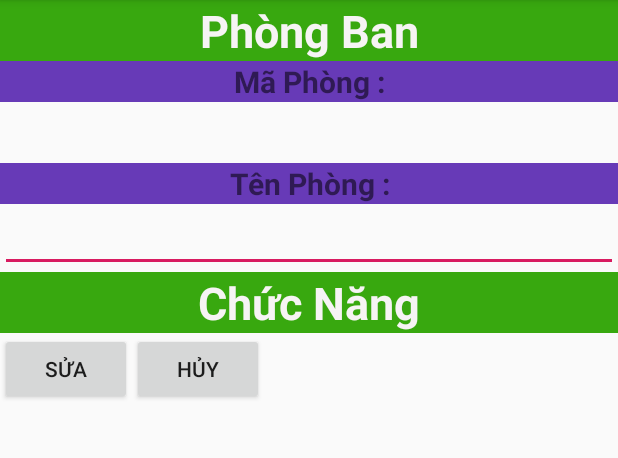
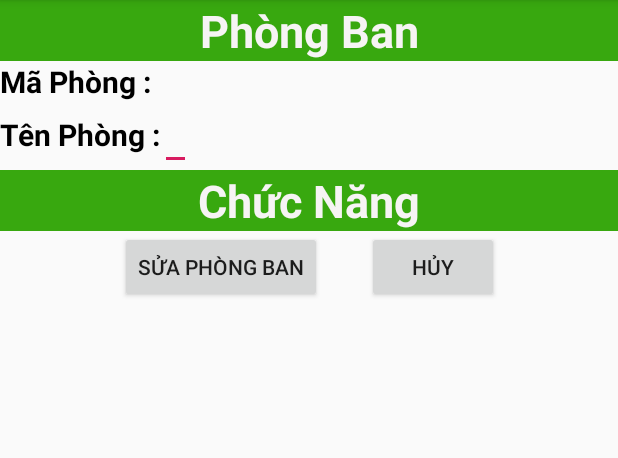
Before and after one commit to Lap-trinh-di-dong-2/QuanLyLuong, an Android app: the EditPhongBan screen opened directly, with no data from a screen before it, on a phone screen of 412 x 824 dp, the part 84-542 px from its top. Run offline under Robolectric (Android 15) with nearby library versions, the phone set to English and light mode, and no system bars; 3 statements that could not run were skipped.

Commit message:
binhan 9

```diff
--- a/app/src/main/java/com/example/quanlyluong/DataBase/DBChamCong.java
+++ b/app/src/main/java/com/example/quanlyluong/DataBase/DBChamCong.java
@@ -60,7 +60,7 @@ public class DBChamCong {
 
     public void xoaChamCong(ChamCong chamCong) {
         SQLiteDatabase db = dbHelper.getWritableDatabase();
-        db.delete("ChamCong", "manv= '" + chamCong.getMaNhanVien() + "'", null);
+        db.delete("ChamCong", "manv= '" + chamCong.getMaNhanVien() + "'"  , null);
         db.close();
     }
 
@@ -88,7 +88,7 @@ public class DBChamCong {
 
     public ArrayList<String> layDSNgayCham() {
         ArrayList<String> data = new ArrayList<>();
-        String sql = "SELECT DISTINCT ngaycham FROM ChamCong ";
+        String sql = "SELECT DISTINCT ngaycham FROM ChamCong";
         SQLiteDatabase db = dbHelper.getReadableDatabase();
         Cursor cursor = db.rawQuery(sql, null);
         try {
--- a/app/src/main/java/com/example/quanlyluong/GiaoDien/GioiThieu.java
+++ b/app/src/main/java/com/example/quanlyluong/GiaoDien/GioiThieu.java
@@ -34,7 +34,7 @@ public class GioiThieu extends AppCompatActivity {
                 Intent intent = new Intent(GioiThieu.this, MenuManager.class);
                 startActivity(intent);
             }
-        }, 1000);
+        }, 7000);
 
         AnimationDrawable runcat = (AnimationDrawable) imgChuyenDong.getDrawable();
         runcat.start();
--- a/app/src/main/res/layout/edit_phongban.xml
+++ b/app/src/main/res/layout/edit_phongban.xml
@@ -10,21 +10,24 @@
     <TextView
         style="@style/tieude"
         android:text="@string/tieude" />
+  <LinearLayout
+    style="@style/linerlayout">
+      <TextView
+         style="@style/textview1"
+          android:text="@string/maphong"/>
     <TextView
-        style="@style/textview"
-        android:text="@string/maphong" />
-    <TextView
-        style="@style/edittext"
-        android:textSize="30sp"
-        android:textStyle="bold"
-        android:gravity="center"
+        style="@style/textview1"
         android:id="@+id/tvMaPhong"/>
-    <TextView
-        style="@style/textview"
-        android:text="@string/tenphong" />
+  </LinearLayout>
+    <LinearLayout
+        style="@style/textview1">
+        <TextView
+            style="@style/textview1"
+            android:text="@string/tenphong"/>
     <EditText
         style="@style/edittext"
         android:id="@+id/txtTenPhong"/>
+    </LinearLayout>
     <TextView
         style="@style/tieude"
         android:text="@string/chucnang" />
@@ -34,10 +37,12 @@
             style="@style/button"
             android:id="@+id/btnSua"
             android:text="@string/sua"
+            android:layout_marginLeft="80sp"
             />
         <Button
             style="@style/button"
             android:id="@+id/btnThoat"
+            android:layout_marginLeft="30sp"
             android:text="@string/thoat"
             />
     </LinearLayout>
--- a/app/src/main/res/layout/sua_chamcong.xml
+++ b/app/src/main/res/layout/sua_chamcong.xml
@@ -9,7 +9,7 @@
 
     <TextView
         style="@style/tieude"
-        android:text="@string/chamcong"
+        android:text="@string/suachamcong"
         />
     <LinearLayout
         style="@style/linerlayout">
--- a/app/src/main/res/layout/sua_tamung.xml
+++ b/app/src/main/res/layout/sua_tamung.xml
@@ -9,7 +9,7 @@
 
     <TextView
         style="@style/tieude"
-        android:text="@string/tamung"/>
+        android:text="@string/suatamung"/>
     <LinearLayout
         style="@style/linerlayout">
         <TextView
--- a/app/src/main/res/values/strings.xml
+++ b/app/src/main/res/values/strings.xml
@@ -7,7 +7,7 @@
     <string name="tenphong">Tên Phòng : </string>
     <string name="ten">Tên : </string>
     <string name="them">Lưu Phòng Ban</string>
-    <string name="sua">Sửa</string>
+    <string name="sua">Sửa Phòng Ban</string>
     <string name="thoat">Hủy</string>
     <string name="Show">Danh Sách Phòng Ban</string>
     <string name="ngonngu">Ngôn Ngữ</string>
@@ -32,10 +32,12 @@
     <string name="chamcong">Chấm Công</string>
     <string name="thang">Tháng : </string>
     <string name="luuchamcong">Lưu Chấm Công</string>
+    <string name="suachamcong">Cập Nhật Chấm Công</string>
     <string name="songaycong">Số Ngày Công : </string>
 
     <string name="tieude4">Bảng Tạm Ứng</string>
     <string name="tamung">Tạm Ứng</string>
+    <string name="suatamung">Cập Nhật Tạm Ứng</string>
     <string name="sophieu">Số Phiếu :</string>
     <string name="ngayung">Ngày Ứng : </string>
     <string name="sotien">Số Tiền : </string>
```
Also changed, not shown: app/src/main/java/com/example/quanlyluong/Adapter/CustomAdapterNhanVien.java (+11 -10 lines), app/src/main/java/com/example/quanlyluong/GiaoDien/NhanVien/ThemNhanVien.java (+11 -22 lines), app/src/main/res/layout/listview_nhanvien.xml (+12 -0 lines), app/src/main/res/layout/them_nhanvien.xml (+3 -18 lines), app/src/main/java/com/example/quanlyluong/Model/TamUng.java (indentation only).
